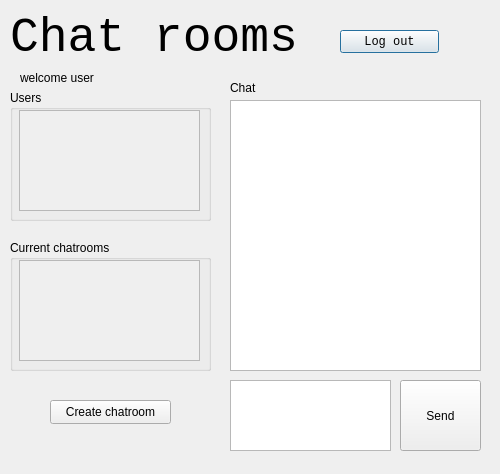
The window that MainWindow.ui (Sastiazaran/chatRooms) describes before a commit, drawn with Qt 5.
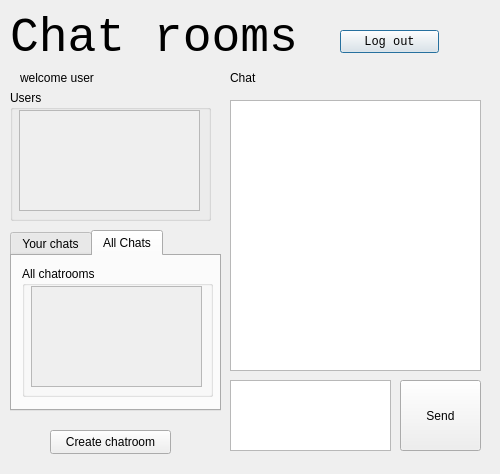
The same window after the commit. The open tabs and pages were chosen to show the change.

Commit message: advance chivas tigres

```diff
--- a/MainWindow.ui
+++ b/MainWindow.ui
@@ -98,7 +98,7 @@
     <property name="geometry">
      <rect>
       <x>10</x>
-      <y>10</y>
+      <y>0</y>
       <width>49</width>
       <height>16</height>
      </rect>
@@ -175,58 +175,11 @@
     </widget>
    </widget>
   </widget>
-  <widget class="QGroupBox" name="groupBox_2">
-   <property name="geometry">
-    <rect>
-     <x>10</x>
-     <y>240</y>
-     <width>201</width>
-     <height>131</height>
-    </rect>
-   </property>
-   <property name="title">
-    <string>Current chatrooms</string>
-   </property>
-   <widget class="QScrollArea" name="scrollArea_2">
-    <property name="geometry">
-     <rect>
-      <x>9</x>
-      <y>20</y>
-      <width>181</width>
-      <height>101</height>
-     </rect>
-    </property>
-    <property name="widgetResizable">
-     <bool>true</bool>
-    </property>
-    <widget class="QWidget" name="scrollAreaWidgetContents_2">
-     <property name="geometry">
-      <rect>
-       <x>0</x>
-       <y>0</y>
-       <width>179</width>
-       <height>99</height>
-      </rect>
-     </property>
-     <widget class="QWidget" name="formLayoutWidget_2">
-      <property name="geometry">
-       <rect>
-        <x>10</x>
-        <y>10</y>
-        <width>160</width>
-        <height>80</height>
-       </rect>
-      </property>
-      <layout class="QFormLayout" name="formLayout_2"/>
-     </widget>
-    </widget>
-   </widget>
-  </widget>
   <widget class="QPushButton" name="button_createChatRoom">
    <property name="geometry">
     <rect>
      <x>50</x>
-     <y>400</y>
+     <y>430</y>
      <width>121</width>
      <height>24</height>
     </rect>
@@ -235,6 +188,123 @@
     <string>Create chatroom</string>
    </property>
   </widget>
+  <widget class="QTabWidget" name="tabWidget">
+   <property name="geometry">
+    <rect>
+     <x>10</x>
+     <y>230</y>
+     <width>211</width>
+     <height>181</height>
+    </rect>
+   </property>
+   <property name="currentIndex">
+    <number>0</number>
+   </property>
+   <widget class="QWidget" name="tab">
+    <attribute name="title">
+     <string>Your chats</string>
+    </attribute>
+    <widget class="QGroupBox" name="groupBox_2">
+     <property name="geometry">
+      <rect>
+       <x>10</x>
+       <y>10</y>
+       <width>191</width>
+       <height>131</height>
+      </rect>
+     </property>
+     <property name="title">
+      <string>Your chatrooms</string>
+     </property>
+     <widget class="QScrollArea" name="scrollArea_2">
+      <property name="geometry">
+       <rect>
+        <x>9</x>
+        <y>20</y>
+        <width>171</width>
+        <height>101</height>
+       </rect>
+      </property>
+      <property name="widgetResizable">
+       <bool>true</bool>
+      </property>
+      <widget class="QWidget" name="scrollAreaWidgetContents_2">
+       <property name="geometry">
+        <rect>
+         <x>0</x>
+         <y>0</y>
+         <width>169</width>
+         <height>99</height>
+        </rect>
+       </property>
+       <widget class="QWidget" name="formLayoutWidget_2">
+        <property name="geometry">
+         <rect>
+          <x>10</x>
+          <y>10</y>
+          <width>151</width>
+          <height>80</height>
+         </rect>
+        </property>
+        <layout class="QFormLayout" name="formLayout_2"/>
+       </widget>
+      </widget>
+     </widget>
+    </widget>
+   </widget>
+   <widget class="QWidget" name="tab_2">
+    <attribute name="title">
+     <string>All Chats</string>
+    </attribute>
+    <widget class="QGroupBox" name="groupBox_3">
+     <property name="geometry">
+      <rect>
+       <x>10</x>
+       <y>10</y>
+       <width>191</width>
+       <height>131</height>
+      </rect>
+     </property>
+     <property name="title">
+      <string>All chatrooms</string>
+     </property>
+     <widget class="QScrollArea" name="scrollArea_3">
+      <property name="geometry">
+       <rect>
+        <x>9</x>
+        <y>20</y>
+        <width>171</width>
+        <height>101</height>
+       </rect>
+      </property>
+      <property name="widgetResizable">
+       <bool>true</bool>
+      </property>
+      <widget class="QWidget" name="scrollAreaWidgetContents_3">
+       <property name="geometry">
+        <rect>
+         <x>0</x>
+         <y>0</y>
+         <width>169</width>
+         <height>99</height>
+        </rect>
+       </property>
+       <widget class="QWidget" name="formLayoutWidget_3">
+        <property name="geometry">
+         <rect>
+          <x>10</x>
+          <y>10</y>
+          <width>151</width>
+          <height>80</height>
+         </rect>
+        </property>
+        <layout class="QFormLayout" name="formLayout_3"/>
+       </widget>
+      </widget>
+     </widget>
+    </widget>
+   </widget>
+  </widget>
  </widget>
  <resources/>
  <connections/>
```
The commit also changes 1 other file.
